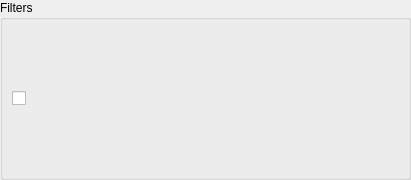
First picture: the form in lavuelib/ui/RangeWindowGroupBox.ui, repository syncope/lavue, before the edit.
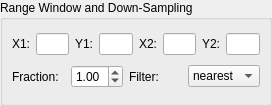
Second picture: the form after the edit.

Commit message: add range window

Diff of the .ui file:
```diff
--- a/lavuelib/ui/RangeWindowGroupBox.ui
+++ b/lavuelib/ui/RangeWindowGroupBox.ui
@@ -6,8 +6,8 @@
    <rect>
     <x>0</x>
     <y>0</y>
-    <width>411</width>
-    <height>180</height>
+    <width>272</width>
+    <height>106</height>
    </rect>
   </property>
   <property name="windowTitle">
@@ -20,34 +20,159 @@
    <item row="0" column="0">
     <widget class="QGroupBox" name="groupBox">
      <property name="title">
-      <string>Filters</string>
+      <string>Range Window and Down-Sampling</string>
      </property>
      <layout class="QGridLayout" name="gridLayout">
-      <property name="margin">
-       <number>9</number>
-      </property>
       <item row="0" column="0">
-       <widget class="QCheckBox" name="checkBox">
-        <property name="toolTip">
-         <string>&lt;html&gt;&lt;head/&gt;&lt;body&gt;&lt;p&gt;Turn on image filters&lt;/p&gt;&lt;/body&gt;&lt;/html&gt;</string>
-        </property>
-        <property name="text">
-         <string/>
-        </property>
-       </widget>
+       <layout class="QHBoxLayout" name="horizontalLayout">
+        <item>
+         <widget class="QLabel" name="roiLabel">
+          <property name="toolTip">
+           <string>&lt;html&gt;&lt;head/&gt;&lt;body&gt;&lt;p&gt;Window region [x1, y1, x2, y2]&lt;/p&gt;&lt;/body&gt;&lt;/html&gt;</string>
+          </property>
+          <property name="text">
+           <string>X1:</string>
+          </property>
+          <property name="buddy">
+           <cstring>x1LineEdit</cstring>
+          </property>
+         </widget>
+        </item>
+        <item>
+         <widget class="QLineEdit" name="x1LineEdit">
+          <property name="toolTip">
+           <string>&lt;html&gt;&lt;head/&gt;&lt;body&gt;&lt;p&gt;x1&lt;/p&gt;&lt;/body&gt;&lt;/html&gt;</string>
+          </property>
+         </widget>
+        </item>
+        <item>
+         <widget class="QLabel" name="label">
+          <property name="toolTip">
+           <string>&lt;html&gt;&lt;head/&gt;&lt;body&gt;&lt;p&gt;Window region [x1, y1, x2, y2]&lt;/p&gt;&lt;/body&gt;&lt;/html&gt;</string>
+          </property>
+          <property name="text">
+           <string>Y1:</string>
+          </property>
+          <property name="buddy">
+           <cstring>y1LineEdit</cstring>
+          </property>
+         </widget>
+        </item>
+        <item>
+         <widget class="QLineEdit" name="y1LineEdit">
+          <property name="toolTip">
+           <string>&lt;html&gt;&lt;head/&gt;&lt;body&gt;&lt;p&gt;y1&lt;/p&gt;&lt;/body&gt;&lt;/html&gt;</string>
+          </property>
+         </widget>
+        </item>
+        <item>
+         <widget class="QLabel" name="label_2">
+          <property name="toolTip">
+           <string>&lt;html&gt;&lt;head/&gt;&lt;body&gt;&lt;p&gt;Window region [x1, y1, x2, y2]&lt;/p&gt;&lt;/body&gt;&lt;/html&gt;</string>
+          </property>
+          <property name="text">
+           <string>X2:</string>
+          </property>
+          <property name="buddy">
+           <cstring>x2LineEdit</cstring>
+          </property>
+         </widget>
+        </item>
+        <item>
+         <widget class="QLineEdit" name="x2LineEdit">
+          <property name="toolTip">
+           <string>&lt;html&gt;&lt;head/&gt;&lt;body&gt;&lt;p&gt;x2&lt;/p&gt;&lt;/body&gt;&lt;/html&gt;</string>
+          </property>
+         </widget>
+        </item>
+        <item>
+         <widget class="QLabel" name="label_3">
+          <property name="toolTip">
+           <string>&lt;html&gt;&lt;head/&gt;&lt;body&gt;&lt;p&gt;Window region [x1, y1, x2, y2]&lt;/p&gt;&lt;/body&gt;&lt;/html&gt;</string>
+          </property>
+          <property name="text">
+           <string>Y2:</string>
+          </property>
+          <property name="buddy">
+           <cstring>y2LineEdit</cstring>
+          </property>
+         </widget>
+        </item>
+        <item>
+         <widget class="QLineEdit" name="y2LineEdit">
+          <property name="toolTip">
+           <string>&lt;html&gt;&lt;head/&gt;&lt;body&gt;&lt;p&gt;y2&lt;/p&gt;&lt;/body&gt;&lt;/html&gt;</string>
+          </property>
+         </widget>
+        </item>
+       </layout>
       </item>
-      <item row="0" column="1">
-       <widget class="QLabel" name="label">
-        <property name="sizePolicy">
-         <sizepolicy hsizetype="Expanding" vsizetype="Preferred">
-          <horstretch>0</horstretch>
-          <verstretch>0</verstretch>
-         </sizepolicy>
-        </property>
-        <property name="text">
-         <string/>
-        </property>
-       </widget>
+      <item row="1" column="0">
+       <layout class="QHBoxLayout" name="horizontalLayout_2">
+        <item>
+         <widget class="QLabel" name="fractionLabel">
+          <property name="toolTip">
+           <string>&lt;html&gt;&lt;head/&gt;&lt;body&gt;&lt;p&gt;resampling fraction&lt;/p&gt;&lt;/body&gt;&lt;/html&gt;</string>
+          </property>
+          <property name="text">
+           <string>Fraction:</string>
+          </property>
+          <property name="buddy">
+           <cstring>fractionDoubleSpinBox</cstring>
+          </property>
+         </widget>
+        </item>
+        <item>
+         <widget class="QDoubleSpinBox" name="fractionDoubleSpinBox">
+          <property name="minimum">
+           <double>0.010000000000000</double>
+          </property>
+          <property name="maximum">
+           <double>9.000000000000000</double>
+          </property>
+          <property name="singleStep">
+           <double>0.100000000000000</double>
+          </property>
+          <property name="value">
+           <double>1.000000000000000</double>
+          </property>
+         </widget>
+        </item>
+        <item>
+         <widget class="QLabel" name="filterLabel">
+          <property name="toolTip">
+           <string>&lt;html&gt;&lt;head/&gt;&lt;body&gt;&lt;p&gt;resampling filter&lt;/p&gt;&lt;/body&gt;&lt;/html&gt;</string>
+          </property>
+          <property name="text">
+           <string>Filter:</string>
+          </property>
+         </widget>
+        </item>
+        <item>
+         <widget class="QComboBox" name="filterComboBox">
+          <item>
+           <property name="text">
+            <string>nearest</string>
+           </property>
+          </item>
+          <item>
+           <property name="text">
+            <string>bilinear</string>
+           </property>
+          </item>
+          <item>
+           <property name="text">
+            <string>bicubic</string>
+           </property>
+          </item>
+          <item>
+           <property name="text">
+            <string>lanczos</string>
+           </property>
+          </item>
+         </widget>
+        </item>
+       </layout>
       </item>
      </layout>
     </widget>
```
The commit also changes 4 other files.
